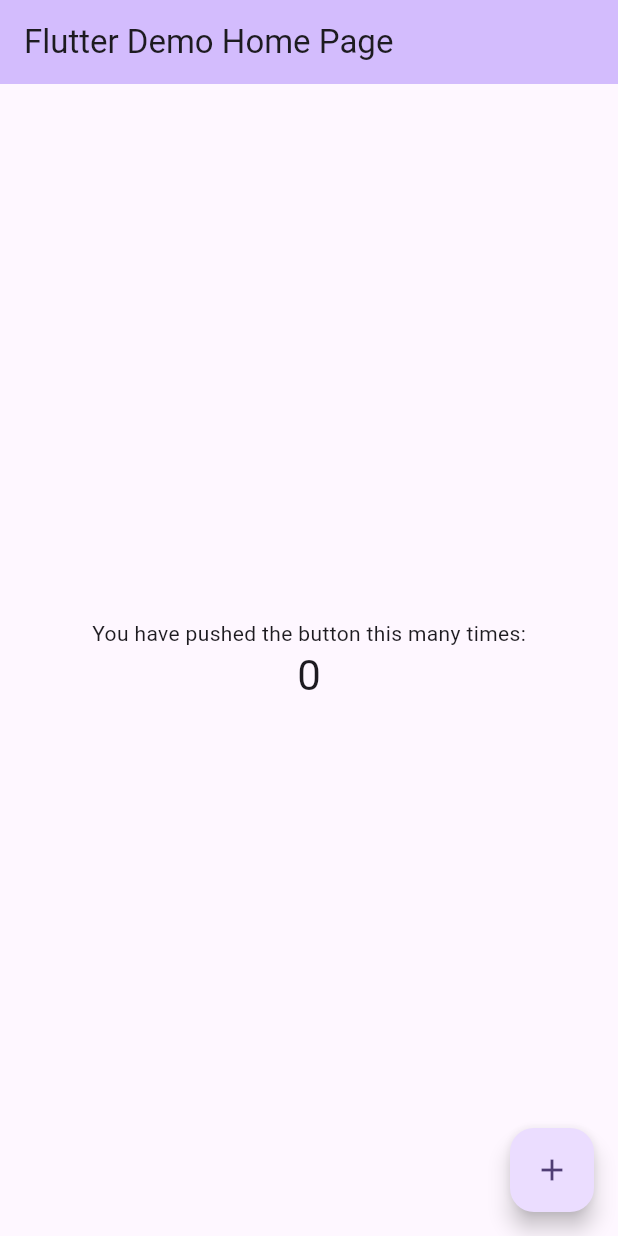
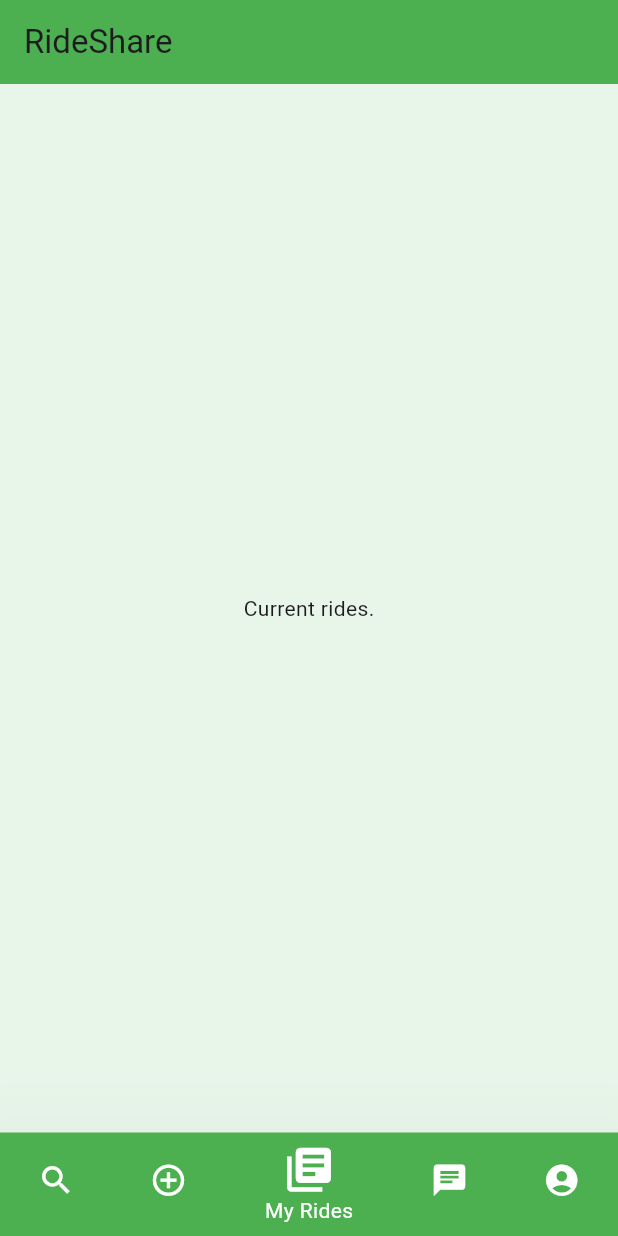
Before and after one commit to DhirajBobby/RideShare-CarpoolingApp, a Flutter app: the screen it shows after launch, on a phone screen of 412 x 824 dp. Run offline on Flutter 3.47's test engine with Material 3 defaults, Android fonts, the phone set to English and light mode, and no system bars.

Commit message:
Created fragments

```diff
--- /dev/null
+++ b/rideshare_flutter/lib/Defaults/default_values.dart
@@ -0,0 +1,28 @@
+import 'package:flutter/material.dart';
+
+class DefaultValues {
+  static const Color bottomNavItemColor = Colors.white;
+  static const Color bottomNavItemSelectedColor = Colors.white;
+  static const Color bottomNavColor = Color.fromARGB(255, 76, 175, 80);
+  static const double bottomNavTextSize = 12.0;
+  static const double bottomNavTextSelectedSize = 14.0;
+  static const double bottomNavIconSize = 25;
+  static const double bottomNavIconSelectedsize = 35;
+  static const bool bottomNavShowUnselectedLabel = false;
+
+  static final bottomNavItemText = [
+    'Search',
+    'Publish',
+    'My Rides',
+    'Chat',
+    'Profile',
+  ];
+
+  static final bottomNavItemIcon = [
+    Icons.search_outlined,
+    Icons.add_circle_outline,
+    Icons.library_books,
+    Icons.chat,
+    Icons.account_circle,
+  ];
+}
--- a/rideshare_flutter/lib/main.dart
+++ b/rideshare_flutter/lib/main.dart
@@ -1,125 +1,114 @@
 import 'package:flutter/material.dart';
+import 'package:rideshare_flutter/Defaults/default_values.dart';
 
 void main() {
-  runApp(const MyApp());
+  runApp(MyApp());
 }
 
 class MyApp extends StatelessWidget {
-  const MyApp({super.key});
-
-  // This widget is the root of your application.
   @override
   Widget build(BuildContext context) {
     return MaterialApp(
-      title: 'Flutter Demo',
-      theme: ThemeData(
-        // This is the theme of your application.
-        //
-        // TRY THIS: Try running your application with "flutter run". You'll see
-        // the application has a purple toolbar. Then, without quitting the app,
-        // try changing the seedColor in the colorScheme below to Colors.green
-        // and then invoke "hot reload" (save your changes or press the "hot
-        // reload" button in a Flutter-supported IDE, or press "r" if you used
-        // the command line to start the app).
-        //
-        // Notice that the counter didn't reset back to zero; the application
-        // state is not lost during the reload. To reset the state, use hot
-        // restart instead.
-        //
-        // This works for code too, not just values: Most code changes can be
-        // tested with just a hot reload.
-        colorScheme: ColorScheme.fromSeed(seedColor: Colors.deepPurple),
-        useMaterial3: true,
-      ),
-      home: const MyHomePage(title: 'Flutter Demo Home Page'),
+      home: HomePage(),
     );
   }
 }
 
-class MyHomePage extends StatefulWidget {
-  const MyHomePage({super.key, required this.title});
-
-  // This widget is the home page of your application. It is stateful, meaning
-  // that it has a State object (defined below) that contains fields that affect
-  // how it looks.
-
-  // This class is the configuration for the state. It holds the values (in this
-  // case the title) provided by the parent (in this case the App widget) and
-  // used by the build method of the State. Fields in a Widget subclass are
-  // always marked "final".
-
-  final String title;
-
+class HomePage extends StatefulWidget {
   @override
-  State<MyHomePage> createState() => _MyHomePageState();
+  _HomePageState createState() => _HomePageState();
 }
 
-class _MyHomePageState extends State<MyHomePage> {
-  int _counter = 0;
+class _HomePageState extends State<HomePage> {
+  var indexClicked = 2;
 
-  void _incrementCounter() {
-    setState(() {
-      // This call to setState tells the Flutter framework that something has
-      // changed in this State, which causes it to rerun the build method below
-      // so that the display can reflect the updated values. If we changed
-      // _counter without calling setState(), then the build method would not be
-      // called again, and so nothing would appear to happen.
-      _counter++;
-    });
-  }
+  final pages = [
+    Center(
+      child: Text('Search for carpool.'),
+    ),
+    Center(
+      child: Text('Publish carpool.'),
+    ),
+    Center(
+      child: Text('Current rides.'),
+    ),
+    Center(
+      child: Text('Chat'),
+    ),
+    Center(
+      child: Text('Profile'),
+    ),
+  ];
 
   @override
   Widget build(BuildContext context) {
-    // This method is rerun every time setState is called, for instance as done
-    // by the _incrementCounter method above.
-    //
-    // The Flutter framework has been optimized to make rerunning build methods
-    // fast, so that you can just rebuild anything that needs updating rather
-    // than having to individually change instances of widgets.
     return Scaffold(
       appBar: AppBar(
-        // TRY THIS: Try changing the color here to a specific color (to
-        // Colors.amber, perhaps?) and trigger a hot reload to see the AppBar
-        // change color while the other colors stay the same.
-        backgroundColor: Theme.of(context).colorScheme.inversePrimary,
-        // Here we take the value from the MyHomePage object that was created by
-        // the App.build method, and use it to set our appbar title.
-        title: Text(widget.title),
+        title: Text('RideShare'),
+        backgroundColor: Colors.green[500],
       ),
-      body: Center(
-        // Center is a layout widget. It takes a single child and positions it
-        // in the middle of the parent.
-        child: Column(
-          // Column is also a layout widget. It takes a list of children and
-          // arranges them vertically. By default, it sizes itself to fit its
-          // children horizontally, and tries to be as tall as its parent.
-          //
-          // Column has various properties to control how it sizes itself and
-          // how it positions its children. Here we use mainAxisAlignment to
-          // center the children vertically; the main axis here is the vertical
-          // axis because Columns are vertical (the cross axis would be
-          // horizontal).
-          //
-          // TRY THIS: Invoke "debug painting" (choose the "Toggle Debug Paint"
-          // action in the IDE, or press "p" in the console), to see the
-          // wireframe for each widget.
-          mainAxisAlignment: MainAxisAlignment.center,
-          children: <Widget>[
-            const Text(
-              'You have pushed the button this many times:',
+      body: pages[indexClicked],
+      backgroundColor: Colors.green[50],
+      bottomNavigationBar: BottomNavigationBar(
+        //backgroundColor: Colors.green[500],
+        type: BottomNavigationBarType
+            .shifting, //Can also be BottomNavigationBarType.fixed
+        elevation: 60,
+        selectedItemColor: DefaultValues.bottomNavItemSelectedColor,
+        unselectedItemColor: DefaultValues.bottomNavItemColor,
+        currentIndex: indexClicked,
+        selectedFontSize: DefaultValues.bottomNavTextSelectedSize,
+        unselectedFontSize: DefaultValues.bottomNavTextSize,
+        selectedIconTheme: const IconThemeData(
+          size: DefaultValues.bottomNavIconSelectedsize,
+        ),
+        unselectedIconTheme: const IconThemeData(
+          size: DefaultValues.bottomNavIconSize,
+        ),
+        showUnselectedLabels: DefaultValues.bottomNavShowUnselectedLabel,
+        onTap: (value) {
+          setState(() {
+            indexClicked = value;
+          });
+        },
+        items: [
+          BottomNavigationBarItem(
+            backgroundColor: DefaultValues.bottomNavColor,
+            icon: Icon(
+              DefaultValues.bottomNavItemIcon[0],
             ),
-            Text(
-              '$_counter',
-              style: Theme.of(context).textTheme.headlineMedium,
+            label: DefaultValues.bottomNavItemText[0],
+          ),
+          BottomNavigationBarItem(
+            backgroundColor: DefaultValues.bottomNavColor,
+            icon: Icon(
+              DefaultValues.bottomNavItemIcon[1],
             ),
-          ],
-        ),
+            label: DefaultValues.bottomNavItemText[1],
+          ),
+          BottomNavigationBarItem(
+            backgroundColor: DefaultValues.bottomNavColor,
+            icon: Icon(
+              DefaultValues.bottomNavItemIcon[2],
+            ),
+            label: DefaultValues.bottomNavItemText[2],
+          ),
+          BottomNavigationBarItem(
+            backgroundColor: DefaultValues.bottomNavColor,
+            icon: Icon(
+              DefaultValues.bottomNavItemIcon[3],
+            ),
+            label: DefaultValues.bottomNavItemText[3],
+          ),
+          BottomNavigationBarItem(
+            backgroundColor: DefaultValues.bottomNavColor,
+            icon: Icon(
+              DefaultValues.bottomNavItemIcon[4],
+            ),
+            label: DefaultValues.bottomNavItemText[4],
+          ),
+        ],
       ),
-      floatingActionButton: FloatingActionButton(
-        onPressed: _incrementCounter,
-        tooltip: 'Increment',
-        child: const Icon(Icons.add),
-      ), // This trailing comma makes auto-formatting nicer for build methods.
     );
   }
 }
```
Also changed, not shown: 1 other file.
